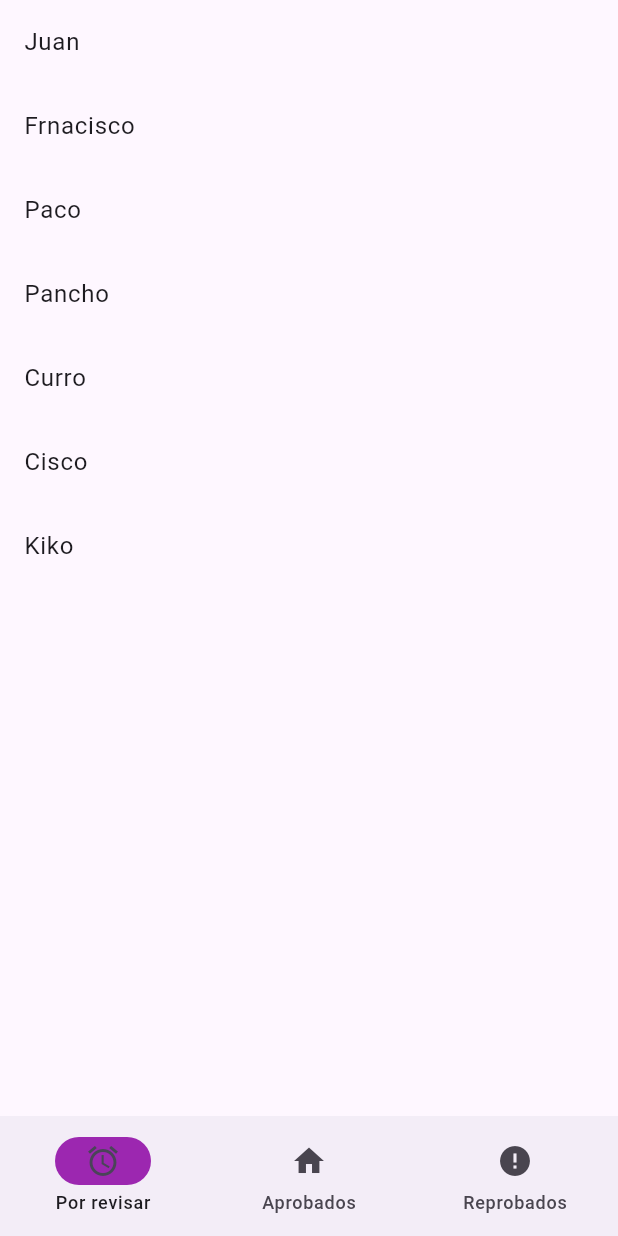
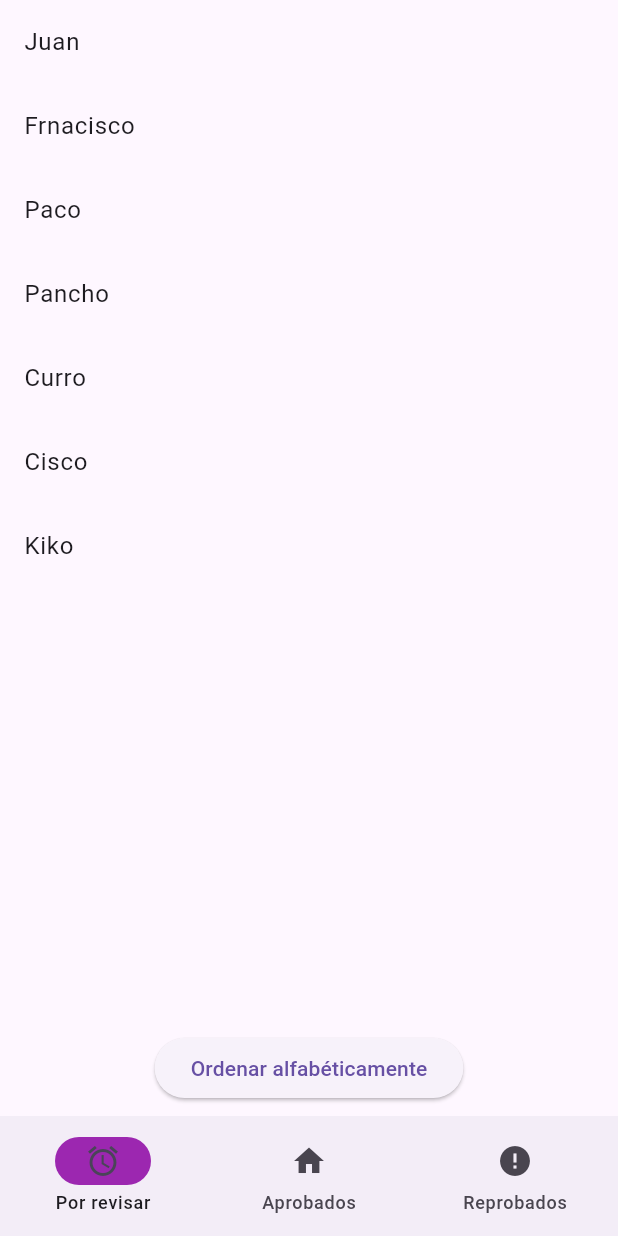
Before and after one commit to Galvez1114/nav_bar, a Flutter app: the screen it shows after launch, on a phone screen of 412 x 824 dp. Run offline on Flutter 3.47's test engine with Material 3 defaults, Android fonts, the phone set to English and light mode, and no system bars; our stand-ins replace flutter_bloc.

Commit message:
Ya jala todo

```diff
--- a/lib/calificaciones_bloc.dart
+++ b/lib/calificaciones_bloc.dart
@@ -4,7 +4,9 @@ import 'package:flutter_bloc/flutter_bloc.dart';
 
 class CalificacionesBloc
     extends Bloc<EventoCalificacion, EstadoCalificaciones> {
-  final List<String> _alumnos = [
+  final List<String> _aprobados = [];
+  final List<String> _reprobados = [];
+  final List<String> _revision = [
     'Juan',
     'Frnacisco',
     'Paco',
@@ -13,44 +15,66 @@ class CalificacionesBloc
     'Cisco',
     'Kiko'
   ];
+  late List<String> alumnoOrdenado;
 
-  final List<String> _aprobados = [];
   List<String> get aprobados => UnmodifiableListView(_aprobados);
-  final List<String> _reprobados = [];
   List<String> get reprobados => UnmodifiableListView(_reprobados);
+  List<String> get revision => UnmodifiableListView(_revision);
 
-  List<String> get alumnos => UnmodifiableListView(_alumnos);
+  bool ordenado = false;
   int _indice = 0;
   int get indice => _indice;
 
   CalificacionesBloc() : super(EstadoInicial()) {
     on<CambioTab>((event, emit) {
       _indice = event.indice;
+      ordenado = false;
       emit(NuevoTab(indice: _indice));
     });
     on<Revision>((event, emit) {
-      _alumnos.add(event.nombre);
+      _revision.add(event.nombre);
       _aprobados.removeWhere((element) => element == event.nombre);
       _reprobados.removeWhere(
         (element) => element == event.nombre,
       );
+      if (ordenado) ordenar();
       emit(CambioAlumno(nombre: event.nombre));
     });
     on<Aprobado>((event, emit) {
       _aprobados.add(event.nombre);
-      _alumnos.removeWhere((element) => element == event.nombre);
+      _revision.removeWhere((element) => element == event.nombre);
       _reprobados.removeWhere(
         (element) => element == event.nombre,
       );
+      if (ordenado) ordenar();
       emit(CambioAlumno(nombre: event.nombre));
     });
     on<Reprobado>((event, emit) {
       _reprobados.add(event.nombre);
-      _alumnos.removeWhere((element) => element == event.nombre);
+      _revision.removeWhere((element) => element == event.nombre);
       _aprobados.removeWhere(
         (element) => element == event.nombre,
       );
+      if (ordenado) ordenar();
       emit(CambioAlumno(nombre: event.nombre));
+    });
+
+    on<OrdenarAlfabetico>((event, emit) {
+      ordenar();
+      ordenado = !ordenado;
+      emit(NuevoTab(indice: indice));
+    });
+  }
+
+  void ordenar() {
+    alumnoOrdenado = switch (indice) {
+      0 => List<String>.from(revision),
+      1 => List<String>.from(aprobados),
+      2 => List<String>.from(reprobados),
+      _ => ["No se encontró la lista"]
+    };
+    alumnoOrdenado.sort((a, b) {
+      return a.toLowerCase().compareTo(b.toLowerCase());
     });
   }
 }
@@ -67,7 +91,6 @@ sealed class EstadoCalificaciones {}
 
 class NuevoTab extends EstadoCalificaciones {
   final int indice;
-
   NuevoTab({required this.indice});
 }
 
@@ -83,6 +106,11 @@ abstract class EventoAlumno extends EventoCalificacion {
   EventoAlumno({required this.nombre});
 }
 
+class OrdenarAlfabetico extends EventoAlumno {
+  final bool ordenar;
+  OrdenarAlfabetico(this.ordenar) : super(nombre: '');
+}
+
 class Aprobado extends EventoAlumno {
   Aprobado({required super.nombre});
 }
--- a/lib/main.dart
+++ b/lib/main.dart
@@ -16,16 +16,44 @@ class MainApp extends StatelessWidget {
         create: (context) => CalificacionesBloc(),
         child: BlocBuilder<CalificacionesBloc, EstadoCalificaciones>(
           builder: (context, state) {
-            var estado = context.watch<CalificacionesBloc>();
+            var bloc = context.watch<CalificacionesBloc>();
             return Scaffold(
-              bottomNavigationBar: BarraNavegacion(indice: estado.indice),
-              body: Center(
-                child: switch (estado.indice) {
-                  0 => ListaPorCalificar(alumnos: estado.alumnos),
-                  1 => ListaAprobados(alumnos: estado.aprobados),
-                  2 => ListaReprobado(alumnos: estado.reprobados),
-                  _ => const Advertencia(),
-                },
+              bottomNavigationBar: BarraNavegacion(indice: bloc.indice),
+              body: Column(
+                children: [
+                  Expanded(
+                    child: Center(
+                      child: switch (bloc.indice) {
+                        0 => ListaPorCalificar(
+                            alumnos: bloc.ordenado
+                                ? bloc.alumnoOrdenado
+                                : bloc.revision),
+                        1 => ListaAprobados(
+                            alumnos: bloc.ordenado
+                                ? bloc.alumnoOrdenado
+                                : bloc.aprobados),
+                        2 => ListaReprobado(
+                            alumnos: bloc.ordenado
+                                ? bloc.alumnoOrdenado
+                                : bloc.reprobados),
+                        _ => const Advertencia(),
+                      },
+                    ),
+                  ),
+                  Center(
+                      child: Padding(
+                    padding: const EdgeInsets.all(8.0),
+                    child: ElevatedButton(
+                        onPressed: () {
+                          context
+                              .read<CalificacionesBloc>()
+                              .add(OrdenarAlfabetico(bloc.ordenado));
+                        },
+                        child: Text(bloc.ordenado
+                            ? "No ordenar alfabéticamente"
+                            : "Ordenar alfabéticamente")),
+                  ))
+                ],
               ),
             );
           },
@@ -55,7 +83,7 @@ class ListaReprobado extends StatelessWidget {
       itemBuilder: (context, index) => Elemento(
           alumno: alumnos[index],
           funcionLista: funcionalidadReprobados,
-          opciones: const {"Revision", "Aprobados"}),
+          opciones: const {"Revision": Colors.blue, "Aprobados": Colors.green}),
     );
   }
 
@@ -81,7 +109,10 @@ class ListaPorCalificar extends StatelessWidget {
       itemBuilder: (context, index) => Elemento(
         alumno: alumnos[index],
         funcionLista: funcionalidadRevision,
-        opciones: const {"Aprobados", "Reprobados"},
+        opciones: const {
+          "Aprobados": Colors.green,
+          "Reprobados": Colors.yellow
+        },
       ),
     );
   }
@@ -108,7 +139,7 @@ class ListaAprobados extends StatelessWidget {
       itemBuilder: (context, index) => Elemento(
         alumno: alumnos[index],
         funcionLista: funcionalidadAprobados,
-        opciones: const {"Revision", "Reprobar"},
+        opciones: const {"Revision": Colors.blue, "Reprobados": Colors.yellow},
       ),
     );
   }
@@ -127,7 +158,7 @@ class ListaAprobados extends StatelessWidget {
 class Elemento extends StatelessWidget {
   final String alumno;
   final Function funcionLista;
-  final Set<String> opciones;
+  final Map<String, Color> opciones;
   const Elemento(
       {super.key,
       required this.alumno,
@@ -136,15 +167,17 @@ class Elemento extends StatelessWidget {
 
   @override
   Widget build(BuildContext context) {
+    String opcion1 = opciones.keys.elementAt(0);
+    String opcion2 = opciones.keys.elementAt(1);
     return Dismissible(
       direction: DismissDirection.horizontal,
       background: ColoredBox(
-        color: Colors.green,
-        child: Text(opciones.elementAt(0)),
+        color: opciones[opcion1]!,
+        child: Text(opcion1),
       ),
       secondaryBackground: ColoredBox(
-        color: Colors.yellow,
-        child: Text(opciones.elementAt(1)),
+        color: opciones[opcion2]!,
+        child: Container(alignment: Alignment.topRight, child: Text(opcion2)),
       ),
       onDismissed: (direction) {
         funcionLista(context, direction, alumno);
```
